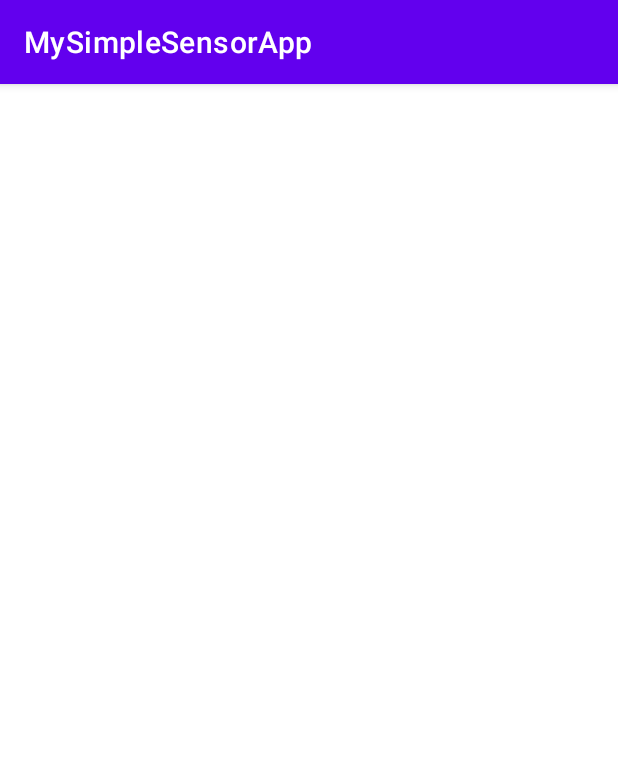
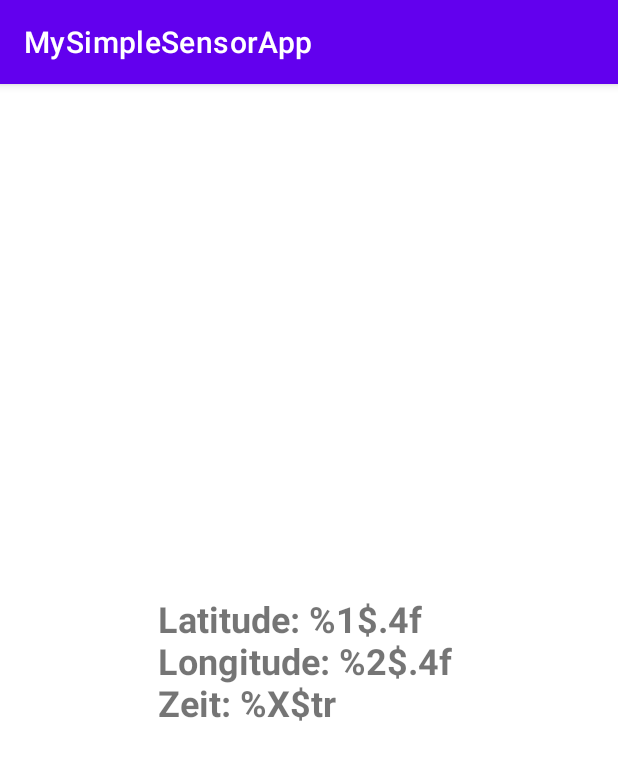
Before and after one commit to Joanna12105/MySimpleSensorApp, an Android app: the LocationActivity screen opened directly, with no data from a screen before it, on a phone screen of 412 x 824 dp. Shown: the top 760 px of the screen. Run offline under Robolectric (Android 15) with nearby library versions, the phone set to English and light mode, and no system bars.

Commit message:
Location Activity - Layout und Abruf der Positionsdaten Problem: Call requires permission which may be rejected by user

```diff
--- a/app/src/main/java/com/example/mysimplesensorapp/GyroActivity.kt
+++ b/app/src/main/java/com/example/mysimplesensorapp/GyroActivity.kt
@@ -18,9 +18,9 @@ class GyroActivity : AppCompatActivity() {
     //Variablen
     private val textResValue : TextView by lazy { findViewById(R.id.resolutionTextView) }
     private val textRangeValue : TextView by lazy { findViewById(R.id.textRangeTextView) }
-    private val XradsTV : TextView by lazy { findViewById(R.id.XradsTV) }
+    /* private val XradsTV : TextView by lazy { findViewById(R.id.XradsTV) }
     private val YradsTV : TextView by lazy { findViewById(R.id.YradsTV) }
-    private val ZradsTV : TextView by lazy { findViewById(R.id.ZradsTV) }
+    private val ZradsTV : TextView by lazy { findViewById(R.id.ZradsTV) } */
     private val textXValue : TextView by lazy { findViewById(R.id.textXValue) }
     private val textYValue : TextView by lazy { findViewById(R.id.textYValue) }
     private val textZValue : TextView by lazy { findViewById(R.id.textZValue) }
--- a/app/src/main/java/com/example/mysimplesensorapp/LocationActivity.kt
+++ b/app/src/main/java/com/example/mysimplesensorapp/LocationActivity.kt
@@ -2,13 +2,32 @@ package com.example.mysimplesensorapp
 
 import androidx.appcompat.app.AppCompatActivity
 import android.os.Bundle
+import android.widget.TextView
+import com.google.android.gms.location.*
 
 
 class LocationActivity : AppCompatActivity() {
+
+    private val TAG = "LocationActivity"
+
+    //Layout
+    private val tvLocation : TextView by lazy { findViewById(R.id.textview_location) }
+    private val fusedLocationClient : FusedLocationProviderClient by lazy { LocationServices.getFusedLocationProviderClient(applicationContext) }
+
+
     override fun onCreate(savedInstanceState: Bundle?) {
         super.onCreate(savedInstanceState)
         setContentView(R.layout.activity_location)
 
+        fusedLocationClient.lastLocation.addOnSuccessListener {
+                if(it != null){
+                    tvLocation.text = getString(R.string.locationTVtxt, it.latitude, it.longitude, it.time)
+                }
+                else {
+                    tvLocation.text = getString(R.string.noAvailablePosition)
+                }
+            }
+
 
     }
 }
--- a/app/src/main/res/layout/activity_location.xml
+++ b/app/src/main/res/layout/activity_location.xml
@@ -6,4 +6,16 @@
     android:layout_height="match_parent"
     tools:context=".LocationActivity">
 
+    <TextView
+        android:id="@+id/textview_location"
+        android:layout_width="wrap_content"
+        android:layout_height="wrap_content"
+        android:text="@string/locationTVtxt"
+        android:textSize="24sp"
+        android:textStyle="bold"
+        app:layout_constraintBottom_toBottomOf="parent"
+        app:layout_constraintEnd_toEndOf="parent"
+        app:layout_constraintHorizontal_bias="0.5"
+        app:layout_constraintStart_toStartOf="parent"
+        app:layout_constraintTop_toTopOf="parent" />
 </androidx.constraintlayout.widget.ConstraintLayout>
--- a/app/src/main/res/values/strings.xml
+++ b/app/src/main/res/values/strings.xml
@@ -8,6 +8,10 @@
     <string name="YradsTVtxt">Y (rad/s)</string>
     <string name="ZradsTVtxt">Z (rad/s)</string>
     <string name="no_permission">no permission</string>
+    <string name="locationTVtxt">Latitude: %1$.4f \nLongitude: %2$.4f \nZeit: %X$tr</string>
+    <string name="noAvailablePosition">no available position</string>
+
+
 
 
 
```
